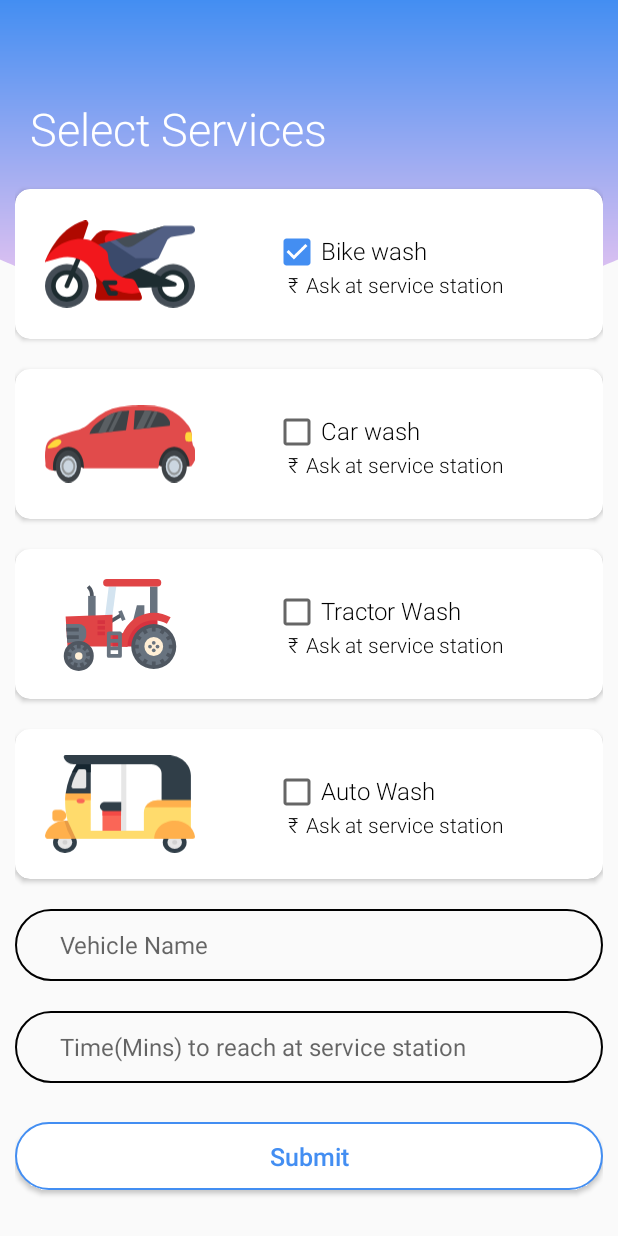
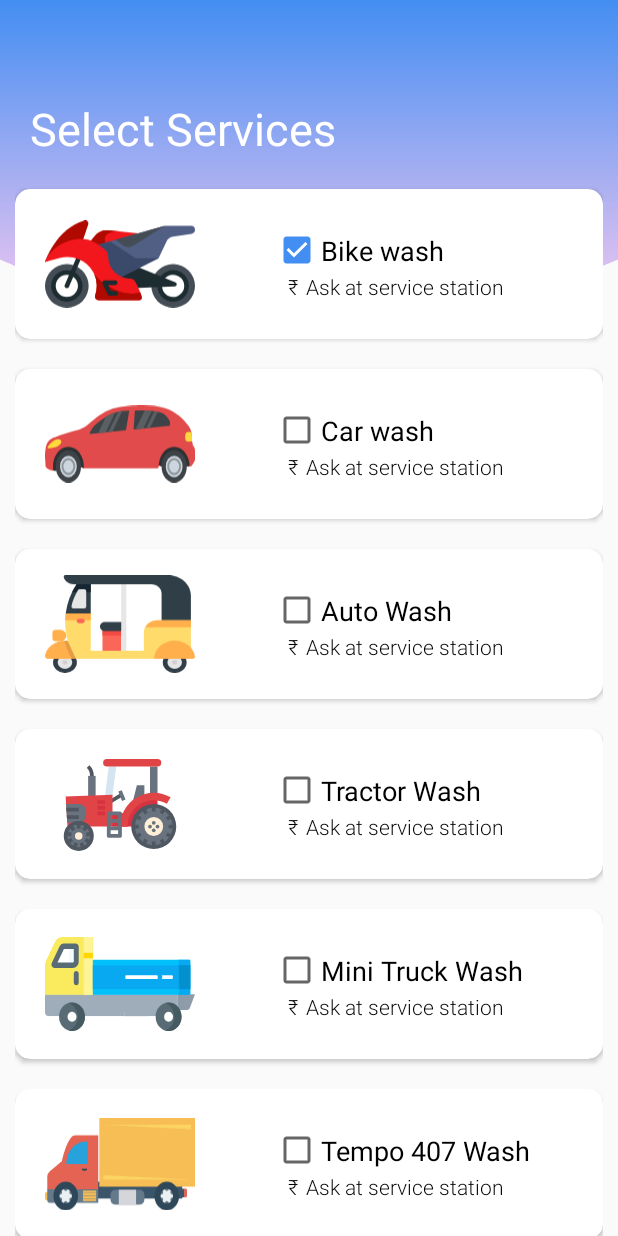
Before and after one commit to deepakmeett/Vehicle-Wash, an Android app: the screen it shows after launch once a user with an empty profile is signed in (SelectServiceActivity), on a phone screen of 412 x 824 dp. Run offline under Robolectric (Android 15) with nearby library versions, the phone set to English and light mode, and no system bars; our stand-ins replace Firebase (no records; nobody signed in at launch, a user with empty details on screens opened directly), sdp/ssp sizes.

Commit message:
Vehicle name get for every vehicle And some design changes

```diff
--- a/app/build.gradle
+++ b/app/build.gradle
@@ -71,4 +71,9 @@ dependencies {
 
     // Also declare the dependency for the Google Play services library and specify its version
     implementation 'com.google.android.gms:play-services-auth:19.0.0'
+
+    // Declare the dependency for the Realtime Database library
+    implementation 'com.google.firebase:firebase-database'
+
+
 }
--- a/app/src/main/AndroidManifest.xml
+++ b/app/src/main/AndroidManifest.xml
@@ -24,5 +24,7 @@
             android:name=".Activity.SelectServiceActivity"
             android:screenOrientation="portrait"
             android:windowSoftInputMode="adjustResize"/>
+        <activity android:name=".Activity.DashboardActivity"
+            android:screenOrientation="portrait"/>
     </application>
 </manifest>
--- a/app/src/main/java/com/example/bikewash/Utility/Constants.java
+++ b/app/src/main/java/com/example/bikewash/Utility/Constants.java
@@ -26,9 +26,9 @@ public class Constants {
     //SelectServiceActivity
     public static final int BIKE_SERVICE = 1;
     public static final int CAR_SERVICE = 2;
-    public static final int TEMPO_SERVICE = 3;
+    public static final int AUTO_SERVICE = 3;
     public static final int TRACTOR_SERVICE = 4;
     public static final int TRUCK_SERVICE = 5;
-    public static final int AUTO_SERVICE = 6;
+    public static final int TEMPO_SERVICE = 6;
     public static final int OTHER_SERVICE = 7;
 }
--- a/app/src/main/res/layout/activity_login.xml
+++ b/app/src/main/res/layout/activity_login.xml
@@ -80,7 +80,7 @@
         <Button
             android:id="@+id/logLoginBtn"
             android:layout_width="match_parent"
-            android:layout_height="@dimen/_35sdp"
+            android:layout_height="@dimen/_36sdp"
             android:layout_below="@+id/logForgotPass"
             android:layout_centerHorizontal="true"
             android:layout_marginTop="@dimen/_20sdp"
@@ -102,7 +102,7 @@
         <LinearLayout
             android:id="@+id/googleSignInButton"
             android:layout_width="match_parent"
-            android:layout_height="@dimen/_35sdp"
+            android:layout_height="@dimen/_36sdp"
             android:layout_below="@+id/or"
             android:background="@drawable/round_white_only"
             android:elevation="@dimen/_1sdp"
--- a/app/src/main/res/layout/activity_select_service.xml
+++ b/app/src/main/res/layout/activity_select_service.xml
@@ -26,7 +26,6 @@
                 android:layout_height="wrap_content"
                 android:layout_marginStart="10dp"
                 android:layout_marginTop="55dp"
-                android:fontFamily="sans-serif-light"
                 android:text="@string/select_services"
                 android:textColor="@color/white"
                 android:textSize="30sp"/>
@@ -67,10 +66,9 @@
                             android:layout_height="wrap_content"
                             android:layout_marginTop="4dp"
                             android:layout_toEndOf="@+id/bikeCheckBox"
-                            android:fontFamily="sans-serif-light"
                             android:text="@string/bike_wash"
                             android:textColor="@color/black"
-                            android:textSize="16sp"/>
+                            android:textSize="18sp"/>
 
                         <CheckBox
                             android:id="@+id/bikeCheckBox"
@@ -145,10 +143,9 @@
                             android:layout_height="wrap_content"
                             android:layout_marginTop="4dp"
                             android:layout_toEndOf="@+id/carCheckBox"
-                            android:fontFamily="sans-serif-light"
                             android:text="@string/car_wash"
                             android:textColor="@color/black"
-                            android:textSize="16sp"/>
+                            android:textSize="18sp"/>
 
                         <CheckBox
                             android:id="@+id/carCheckBox"
@@ -190,10 +187,10 @@
                 android:id="@+id/tempoCard"
                 android:layout_width="match_parent"
                 android:layout_height="100dp"
-                android:layout_below="@id/carCard"
+                android:layout_below="@id/truckCard"
                 android:layout_marginTop="20dp"
-                android:visibility="gone"
                 android:elevation="1dp"
+                android:visibility="visible"
                 app:cardCornerRadius="10dp">
 
                 <RelativeLayout
@@ -223,10 +220,9 @@
                             android:layout_height="wrap_content"
                             android:layout_marginTop="4dp"
                             android:layout_toEndOf="@+id/tempoCheckBox"
-                            android:fontFamily="sans-serif-light"
                             android:text="@string/tempo_407_wash"
                             android:textColor="@color/black"
-                            android:textSize="16sp"/>
+                            android:textSize="18sp"/>
 
                         <CheckBox
                             android:id="@+id/tempoCheckBox"
@@ -268,7 +264,7 @@
                 android:id="@+id/tractorCard"
                 android:layout_width="match_parent"
                 android:layout_height="100dp"
-                android:layout_below="@id/tempoCard"
+                android:layout_below="@id/autoCard"
                 android:layout_marginTop="20dp"
                 android:elevation="1dp"
                 app:cardCornerRadius="10dp">
@@ -301,10 +297,9 @@
                             android:layout_height="wrap_content"
                             android:layout_marginTop="4dp"
                             android:layout_toEndOf="@+id/tractorCheckBox"
-                            android:fontFamily="sans-serif-light"
                             android:text="@string/tractor_wash"
                             android:textColor="@color/black"
-                            android:textSize="16sp"/>
+                            android:textSize="18sp"/>
 
                         <CheckBox
                             android:id="@+id/tractorCheckBox"
@@ -349,7 +344,7 @@
                 android:layout_below="@id/tractorCard"
                 android:layout_marginTop="20dp"
                 android:elevation="1dp"
-                android:visibility="gone"
+                android:visibility="visible"
                 app:cardCornerRadius="10dp">
 
                 <RelativeLayout
@@ -379,10 +374,9 @@
                             android:layout_height="wrap_content"
                             android:layout_marginTop="4dp"
                             android:layout_toEndOf="@+id/truckCheckBox"
-                            android:fontFamily="sans-serif-light"
                             android:text="@string/mini_truck_wash"
                             android:textColor="@color/black"
-                            android:textSize="16sp"/>
+                            android:textSize="18sp"/>
 
                         <CheckBox
                             android:id="@+id/truckCheckBox"
@@ -424,7 +418,7 @@
                 android:id="@+id/autoCard"
                 android:layout_width="match_parent"
                 android:layout_height="100dp"
-                android:layout_below="@id/truckCard"
+                android:layout_below="@id/carCard"
                 android:layout_marginTop="20dp"
                 android:elevation="1dp"
                 app:cardCornerRadius="10dp">
@@ -456,10 +450,9 @@
                             android:layout_height="wrap_content"
                             android:layout_marginTop="4dp"
                             android:layout_toEndOf="@+id/autoCheckBox"
-                            android:fontFamily="sans-serif-light"
                             android:text="@string/auto_wash"
                             android:textColor="@color/black"
-                            android:textSize="16sp"/>
+                            android:textSize="18sp"/>
 
                         <CheckBox
                             android:id="@+id/autoCheckBox"
@@ -501,10 +494,10 @@
                 android:id="@+id/otherCard"
                 android:layout_width="match_parent"
                 android:layout_height="100dp"
-                android:layout_below="@id/autoCard"
+                android:layout_below="@id/tempoCard"
                 android:layout_marginTop="20dp"
                 android:elevation="1dp"
-                android:visibility="gone"
+                android:visibility="visible"
                 app:cardCornerRadius="10dp">
 
                 <RelativeLayout
@@ -534,10 +527,9 @@
                             android:layout_height="wrap_content"
                             android:layout_marginTop="4dp"
                             android:layout_toEndOf="@+id/otherCheckBox"
-                            android:fontFamily="sans-serif-light"
                             android:text="@string/any_other_vehicle"
                             android:textColor="@color/black"
-                            android:textSize="16sp"/>
+                            android:textSize="18sp"/>
 
                         <CheckBox
                             android:id="@+id/otherCheckBox"
@@ -578,7 +570,7 @@
             <EditText
                 android:id="@+id/vehicleName"
                 android:layout_width="match_parent"
-                android:layout_height="48dp"
+                android:layout_height="45dp"
                 android:layout_below="@+id/otherCard"
                 android:layout_centerHorizontal="true"
                 android:layout_marginTop="20dp"
@@ -590,14 +582,13 @@
                 android:paddingEnd="30dp"
                 android:textAllCaps="false"
                 android:textSize="16sp"
-                android:theme="@style/textInputLayout"
-                android:visibility="visible"/>
+                android:theme="@style/textInputLayout"/>
             //TODO editText height fix
 
             <EditText
                 android:id="@+id/timeToReach"
                 android:layout_width="match_parent"
-                android:layout_height="48dp"
+                android:layout_height="45dp"
                 android:layout_below="@+id/vehicleName"
                 android:layout_centerHorizontal="true"
                 android:layout_marginTop="20dp"
@@ -605,8 +596,8 @@
                 android:background="@drawable/edit"
                 android:hint="@string/time_mins_to_reach_at_service_station"
                 android:inputType="number"
+                android:maxLength="2"
                 android:paddingStart="30dp"
-                android:maxLength="2"
                 android:paddingEnd="30dp"
                 android:textAllCaps="false"
                 android:textSize="16sp"
@@ -615,7 +606,7 @@
             <Button
                 android:id="@+id/submitButton"
                 android:layout_width="match_parent"
-                android:layout_height="@dimen/_35sdp"
+                android:layout_height="@dimen/_36sdp"
                 android:layout_below="@+id/timeToReach"
                 android:layout_centerHorizontal="true"
                 android:layout_marginVertical="@dimen/_20sdp"
--- a/app/src/main/res/layout/activity_sign_up.xml
+++ b/app/src/main/res/layout/activity_sign_up.xml
@@ -74,7 +74,7 @@
         <Button
             android:id="@+id/registerBtn"
             android:layout_width="match_parent"
-            android:layout_height="@dimen/_35sdp"
+            android:layout_height="@dimen/_36sdp"
             android:layout_below="@+id/registerPasswordTL"
             android:layout_centerHorizontal="true"
             android:layout_marginTop="@dimen/_22sdp"
```
Also changed, not shown: app/src/main/java/com/example/bikewash/Activity/DashboardActivity.java (added, +14 -0 lines), app/src/main/java/com/example/bikewash/Activity/SelectServiceActivity.java (+41 -30 lines), app/src/main/res/layout/activity_dashboard.xml (added, +10 -0 lines).
